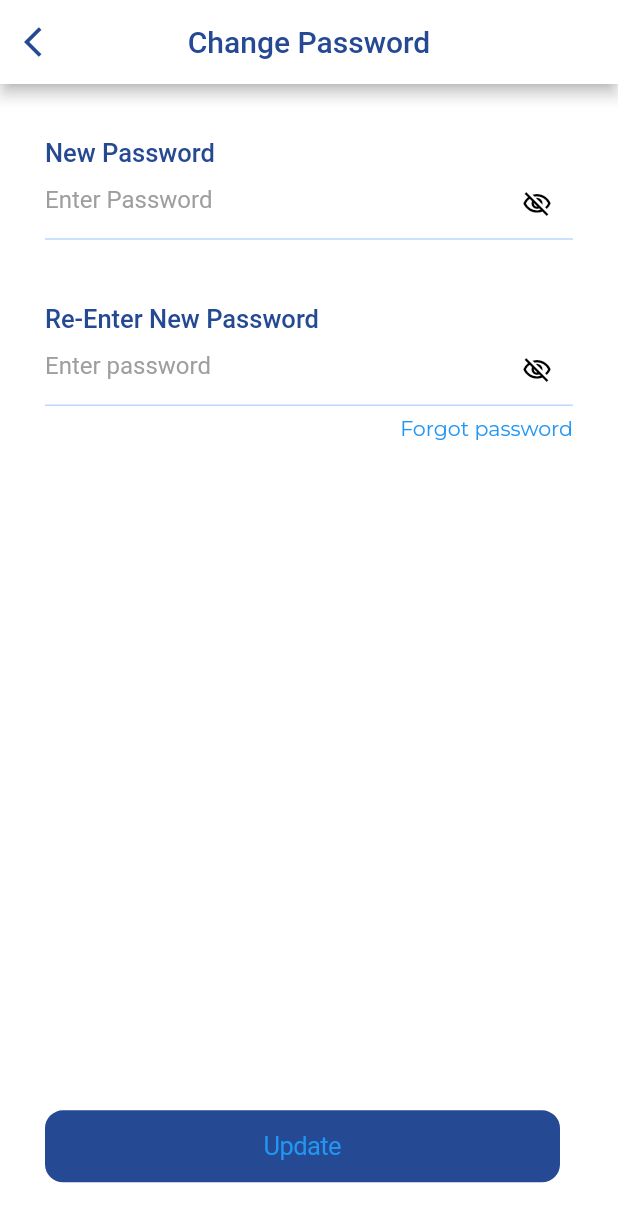
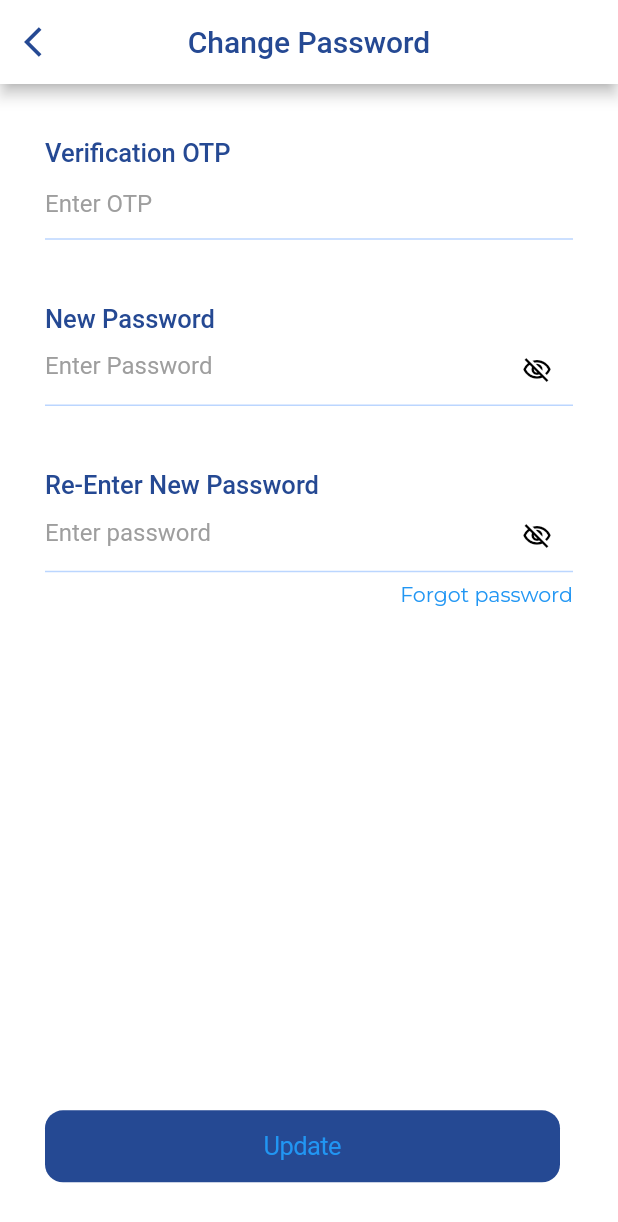
Before and after one commit to Prbhat56/SGT-Guard--Application, a Flutter app: the ChangePasswordAfterForgotScreen screen opened directly, on a phone screen of 412 x 824 dp. Shown: the top 1222 px of the screen. Run offline on Flutter 3.47's test engine with Material 2 defaults, Android fonts, the light colour scheme and no system bars; our stand-ins replace bloc, carousel_slider, dotted_border, equatable, flutter_bloc, flutter_calendar_carousel and 12 more; missing offline and left inert: flutter_google_places_hoc081098, google_api_headers, google_maps_webservice, qr_code_scanner; project files that could hold a hidden picture were left out.

Commit message:
updated_21-11

```diff
--- a/lib/presentation/authentication_screen/change_password_after_forgot.dart
+++ b/lib/presentation/authentication_screen/change_password_after_forgot.dart
@@ -24,11 +24,13 @@ class _ChangePasswordAfterForgotScreenState
     extends State<ChangePasswordAfterForgotScreen> {
   late TextEditingController _newpasswordController;
   late TextEditingController _reenteredpasswordController;
+  late TextEditingController _verificationOtpController;
   bool ispasswordvalid = true;
   @override
   void initState() {
     _reenteredpasswordController = TextEditingController();
     _newpasswordController = TextEditingController();
+    _verificationOtpController = TextEditingController();
     super.initState();
   }
 
@@ -50,6 +52,17 @@ class _ChangePasswordAfterForgotScreenState
           padding: const EdgeInsets.symmetric(horizontal: 30),
           child:
               Column(crossAxisAlignment: CrossAxisAlignment.start, children: [
+            SizedBox(
+              height: 30.h,
+            ),
+            CustomUnderlineTextFieldWidget(
+              bottomPadding: 7,
+              textfieldTitle: 'Verification OTP',
+              hintText: 'Enter OTP',
+              controller: _verificationOtpController,
+              onChanged: (value) {
+              },
+            ),
             SizedBox(
               height: 30.h,
             ),
```
Also changed, not shown: lib/presentation/authentication_screen/sign_in_screen.dart (+27 -1 lines), lib/presentation/authentication_screen/widget/language_change_oprion_widget.dart (+16 -2 lines), pubspec.yaml (+11 -8 lines), pubspec.lock, 6 other files.
